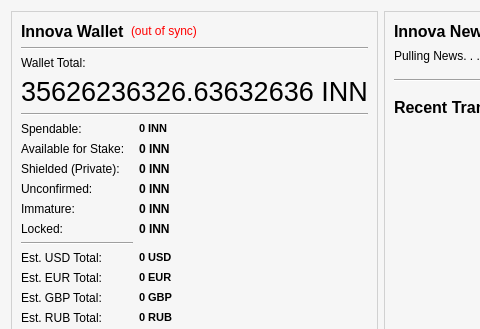
The window that src/qt/forms/overviewpage.ui (innova-foundation/innova) describes before a commit, drawn with Qt 5; both pictures show x 0 to 480 and y 0 to 329 of the 671 by 530 pixel window.
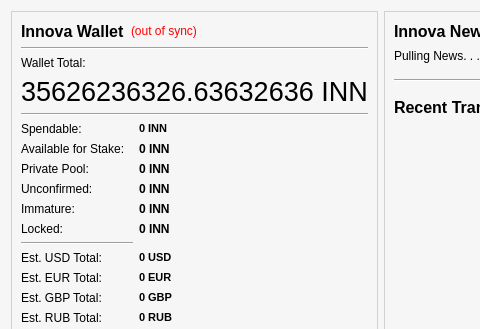
The same window after the commit. Icons and pictures are not drawn.

Commit message: gui:[change] show the v2008 pool balance, not the legacy pool

Patch:
```diff
--- a/src/qt/forms/overviewpage.ui
+++ b/src/qt/forms/overviewpage.ui
@@ -146,7 +146,7 @@
           <item row="2" column="0">
            <widget class="QLabel" name="labelShieldedText">
             <property name="text">
-             <string>Shielded (Private):</string>
+             <string>Private Pool:</string>
             </property>
            </widget>
           </item>
```
Left out of the diff: 2 changed lines with no effect on the pictures. The commit also changes 4 other files.
